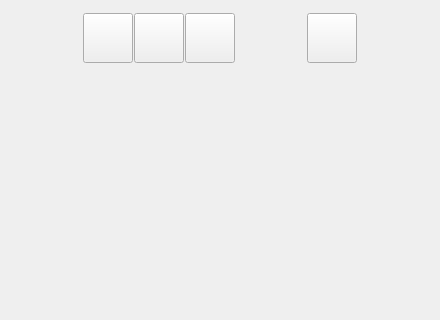
First picture: the form in digital_sketch_mapping_tool_dockwidget_base.ui, repository Esk-Spatial/QGIS_forest_health_sketch_tool, before the edit; both pictures show x 0 to 440 and y 0 to 320 of the 440 by 599 pixel window.
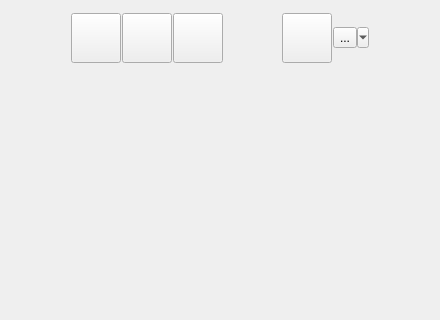
Second picture: the form after the edit. Icons and pictures are not drawn.

What changed in the file:
```diff
--- a/digital_sketch_mapping_tool_dockwidget_base.ui
+++ b/digital_sketch_mapping_tool_dockwidget_base.ui
@@ -229,6 +229,19 @@
             </property>
            </widget>
           </item>
+          <item>
+           <widget class="QToolButton" name="toolButton">
+            <property name="text">
+             <string>...</string>
+            </property>
+            <property name="popupMode">
+             <enum>QToolButton::MenuButtonPopup</enum>
+            </property>
+            <property name="autoRaise">
+             <bool>false</bool>
+            </property>
+           </widget>
+          </item>
           <item>
            <spacer name="horizontalSpacer_4">
             <property name="orientation">
```
Left out of the diff: 4 changed lines with no effect on the pictures.
